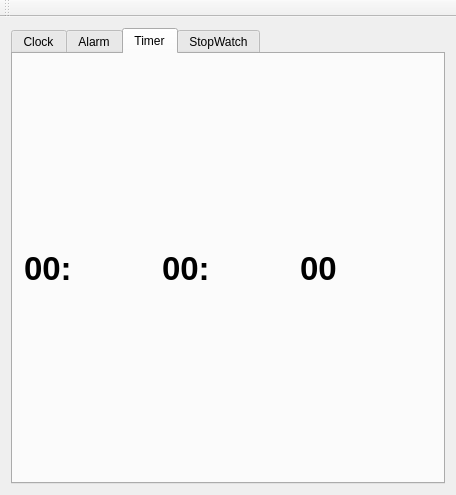
This is multi-watch/mainwindow.ui in Halum/multi-watch as Qt 5 draws it before an edit. The edited form follows.
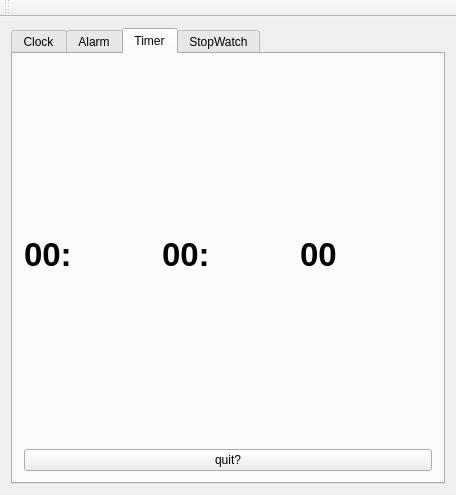
This is the edited form.

Commit message: #42 - add system tray

The edit to the form file:
```diff
--- a/multi-watch/mainwindow.ui
+++ b/multi-watch/mainwindow.ui
@@ -124,6 +124,13 @@
           </item>
          </layout>
         </item>
+        <item>
+         <widget class="QPushButton" name="trayEnabled">
+          <property name="text">
+           <string>quit?</string>
+          </property>
+         </widget>
+        </item>
        </layout>
       </widget>
       <widget class="QWidget" name="stopTab">
```
Left out of the diff: 2 changed lines with no effect on the pictures. The commit also changes 6 other files.
